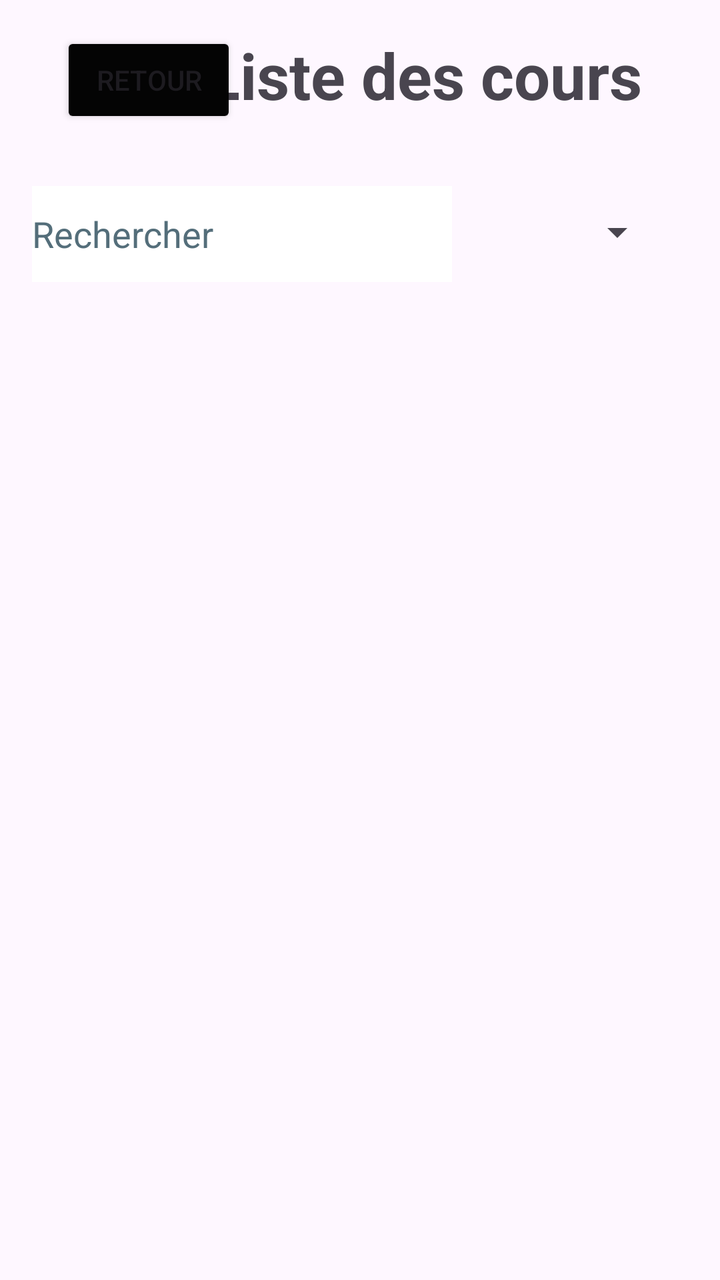
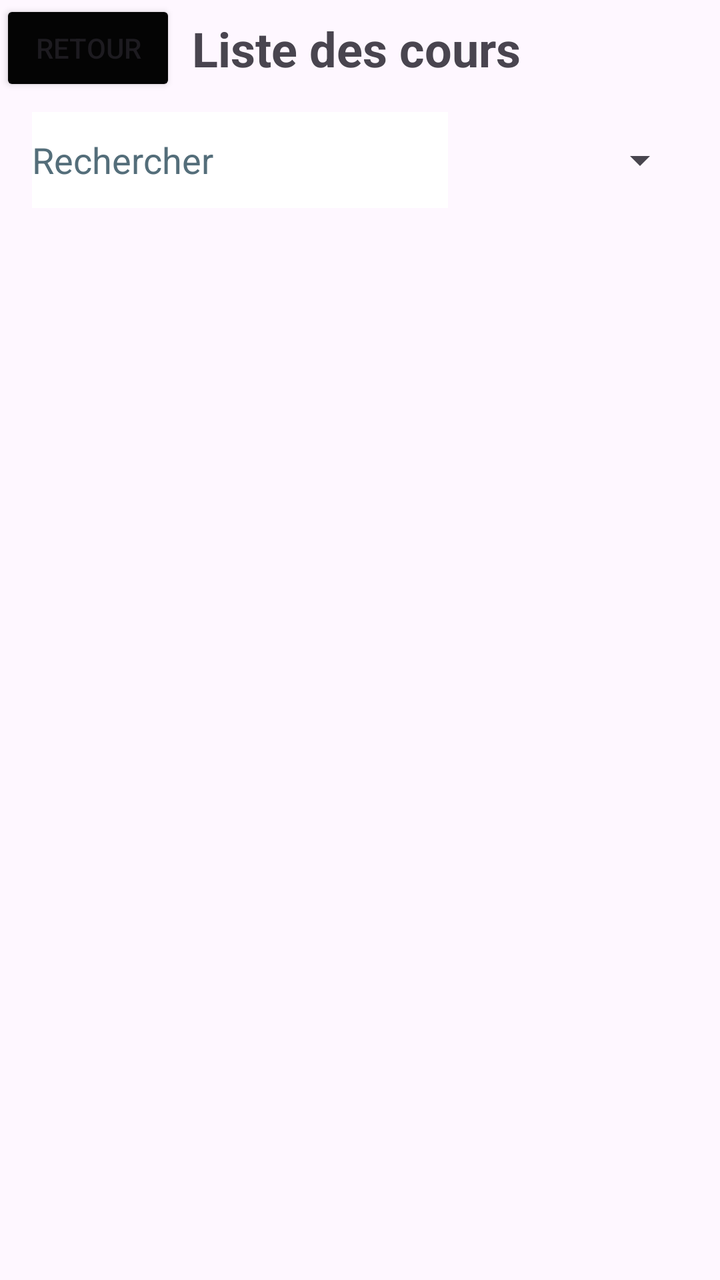

Before-and-after screenshots of an Android layout around one commit, followed by the original layout XML and the change that was made.
<!-- AndroidManifest.xml: application theme Theme.MiniMoodle -->
<!-- res/layout/activity_liste_des_cours.xml -->
<?xml version="1.0" encoding="utf-8"?>
<androidx.constraintlayout.widget.ConstraintLayout xmlns:android="http://schemas.android.com/apk/res/android"
    xmlns:app="http://schemas.android.com/apk/res-auto"
    xmlns:tools="http://schemas.android.com/tools"
    android:id="@+id/main"
    android:layout_width="match_parent"
    android:layout_height="match_parent"
    tools:context=".vue.ListeDesCours">

    <androidx.constraintlayout.widget.Guideline
        android:id="@+id/guideline27"
        android:layout_width="wrap_content"
        android:layout_height="wrap_content"
        android:orientation="horizontal"
        app:layout_constraintGuide_begin="74dp" />

    <TextView
        android:id="@+id/textView5"
        android:layout_width="wrap_content"
        android:layout_height="wrap_content"
        android:text="@string/liste_des_cours"
        android:textSize="32sp"
        android:textStyle="bold"
        app:layout_constraintBottom_toTopOf="@+id/guideline27"
        app:layout_constraintEnd_toEndOf="parent"
        app:layout_constraintHorizontal_bias="0.725"
        app:layout_constraintStart_toStartOf="parent"
        app:layout_constraintTop_toTopOf="parent"
        app:layout_constraintVertical_bias="0.516" />

    <androidx.constraintlayout.widget.Guideline
        android:id="@+id/guideline28"
        android:layout_width="wrap_content"
        android:layout_height="wrap_content"
        android:orientation="vertical"
        app:layout_constraintGuide_begin="16dp" />

    <androidx.constraintlayout.widget.Guideline
        android:id="@+id/guideline29"
        android:layout_width="wrap_content"
        android:layout_height="wrap_content"
        android:orientation="vertical"
        app:layout_constraintGuide_end="16dp" />

    <Button
        android:id="@+id/btnListeRetour"
        android:layout_width="wrap_content"
        android:layout_height="wrap_content"
        android:backgroundTint="#040404"
        android:text="@string/retour"
        app:layout_constraintBottom_toTopOf="@+id/guideline27"
        app:layout_constraintEnd_toStartOf="@+id/guideline33"
        app:layout_constraintHorizontal_bias="0.144"
        app:layout_constraintStart_toStartOf="@+id/guideline28"
        app:layout_constraintTop_toTopOf="parent"
        app:layout_constraintVertical_bias="0.615" />

    <EditText
        android:id="@+id/editTextText"
        android:layout_width="wrap_content"
        android:layout_height="wrap_content"
        android:autofillHints=""
        android:background="@color/white"
        android:ems="10"
        android:hint="@string/rechercher"
        android:inputType="text"
        android:minHeight="48dp"
        android:textColorHint="#546E7A"
        app:layout_constraintBottom_toTopOf="@+id/guideline32"
        app:layout_constraintEnd_toStartOf="@+id/guideline29"
        app:layout_constraintHorizontal_bias="0.0"
        app:layout_constraintStart_toStartOf="@+id/guideline28"
        app:layout_constraintTop_toTopOf="@+id/guideline27"
        app:layout_constraintVertical_bias="0.527" />

    <androidx.constraintlayout.widget.Guideline
        android:id="@+id/guideline32"
        android:layout_width="wrap_content"
        android:layout_height="wrap_content"
        android:orientation="horizontal"
        app:layout_constraintGuide_begin="158dp" />

    <Spinner
        android:id="@+id/spinner"
        android:layout_width="118dp"
        android:layout_height="48dp"
        app:layout_constraintBottom_toTopOf="@+id/guideline32"
        app:layout_constraintEnd_toStartOf="@+id/guideline29"
        app:layout_constraintStart_toStartOf="@+id/guideline33"
        app:layout_constraintTop_toTopOf="@+id/guideline27" />

    <androidx.constraintlayout.widget.Guideline
        android:id="@+id/guideline33"
        android:layout_width="wrap_content"
        android:layout_height="wrap_content"
        android:orientation="vertical"
        app:layout_constraintGuide_begin="203dp" />

    <androidx.recyclerview.widget.RecyclerView
        android:id="@+id/rvListeCours"
        android:layout_width="0dp"
        android:layout_height="0dp"
        app:layout_constraintBottom_toBottomOf="parent"
        app:layout_constraintEnd_toStartOf="@+id/guideline29"
        app:layout_constraintStart_toStartOf="@+id/guideline28"
        app:layout_constraintTop_toTopOf="@+id/guideline32" />
</androidx.constraintlayout.widget.ConstraintLayout>
<!-- resources referenced by this layout -->
<resources>
  <color name="white">#FFFFFFFF</color>
  <string name="liste_des_cours">Liste des cours</string>
  <string name="rechercher">Rechercher</string>
  <string name="retour">Retour</string>
  <style name="Theme.MiniMoodle" parent="Base.Theme.MiniMoodle" />
  <style name="Base.Theme.MiniMoodle" parent="Theme.Material3.DayNight.NoActionBar">
          
          
      </style>
</resources>

<!-- the commit's change to res/layout/activity_liste_des_cours.xml (unified diff, before → after) -->
@@ -7,101 +7,64 @@
     android:layout_height="match_parent"
     tools:context=".vue.ListeDesCours">
 
-    <androidx.constraintlayout.widget.Guideline
-        android:id="@+id/guideline27"
-        android:layout_width="wrap_content"
-        android:layout_height="wrap_content"
-        android:orientation="horizontal"
-        app:layout_constraintGuide_begin="74dp" />
-
-    <TextView
-        android:id="@+id/textView5"
-        android:layout_width="wrap_content"
-        android:layout_height="wrap_content"
-        android:text="@string/liste_des_cours"
-        android:textSize="32sp"
-        android:textStyle="bold"
-        app:layout_constraintBottom_toTopOf="@+id/guideline27"
-        app:layout_constraintEnd_toEndOf="parent"
-        app:layout_constraintHorizontal_bias="0.725"
-        app:layout_constraintStart_toStartOf="parent"
-        app:layout_constraintTop_toTopOf="parent"
-        app:layout_constraintVertical_bias="0.516" />
-
-    <androidx.constraintlayout.widget.Guideline
-        android:id="@+id/guideline28"
-        android:layout_width="wrap_content"
-        android:layout_height="wrap_content"
-        android:orientation="vertical"
-        app:layout_constraintGuide_begin="16dp" />
-
-    <androidx.constraintlayout.widget.Guideline
-        android:id="@+id/guideline29"
-        android:layout_width="wrap_content"
-        android:layout_height="wrap_content"
-        android:orientation="vertical"
-        app:layout_constraintGuide_end="16dp" />
-
     <Button
         android:id="@+id/btnListeRetour"
         android:layout_width="wrap_content"
         android:layout_height="wrap_content"
         android:backgroundTint="#040404"
         android:text="@string/retour"
-        app:layout_constraintBottom_toTopOf="@+id/guideline27"
-        app:layout_constraintEnd_toStartOf="@+id/guideline33"
-        app:layout_constraintHorizontal_bias="0.144"
-        app:layout_constraintStart_toStartOf="@+id/guideline28"
-        app:layout_constraintTop_toTopOf="parent"
-        app:layout_constraintVertical_bias="0.615" />
+        app:layout_constraintStart_toStartOf="parent"
+        app:layout_constraintTop_toTopOf="parent" />
+
+    <TextView
+        android:id="@+id/textView5"
+        android:layout_width="0dp"
+        android:layout_height="wrap_content"
+        android:text="@string/liste_des_cours"
+        android:textSize="24sp"
+        android:textStyle="bold"
+        android:layout_marginStart="8dp"
+        android:layout_marginEnd="8dp"
+        android:maxLines="1"
+        android:ellipsize="end"
+        app:layout_constraintBottom_toBottomOf="@+id/btnListeRetour"
+        app:layout_constraintEnd_toEndOf="parent"
+        app:layout_constraintStart_toEndOf="@+id/btnListeRetour"
+        app:layout_constraintTop_toTopOf="@+id/btnListeRetour" />
 
     <EditText
         android:id="@+id/editTextText"
-        android:layout_width="wrap_content"
+        android:layout_width="0dp"
         android:layout_height="wrap_content"
         android:autofillHints=""
         android:background="@color/white"
-        android:ems="10"
         android:hint="@string/rechercher"
         android:inputType="text"
         android:minHeight="48dp"
         android:textColorHint="#546E7A"
-        app:layout_constraintBottom_toTopOf="@+id/guideline32"
-        app:layout_constraintEnd_toStartOf="@+id/guideline29"
-        app:layout_constraintHorizontal_bias="0.0"
-        app:layout_constraintStart_toStartOf="@+id/guideline28"
-        app:layout_constraintTop_toTopOf="@+id/guideline27"
-        app:layout_constraintVertical_bias="0.527" />
-
-    <androidx.constraintlayout.widget.Guideline
-        android:id="@+id/guideline32"
-        android:layout_width="wrap_content"
-        android:layout_height="wrap_content"
-        android:orientation="horizontal"
-        app:layout_constraintGuide_begin="158dp" />
+        android:layout_marginTop="8dp"
+        android:layout_marginStart="16dp"
+        app:layout_constraintEnd_toStartOf="@+id/spinner"
+        app:layout_constraintStart_toStartOf="parent"
+        app:layout_constraintTop_toBottomOf="@+id/btnListeRetour" />
 
     <Spinner
         android:id="@+id/spinner"
-        android:layout_width="118dp"
+        android:layout_width="120dp"
         android:layout_height="48dp"
-        app:layout_constraintBottom_toTopOf="@+id/guideline32"
-        app:layout_constraintEnd_toStartOf="@+id/guideline29"
-        app:layout_constraintStart_toStartOf="@+id/guideline33"
-        app:layout_constraintTop_toTopOf="@+id/guideline27" />
-
-    <androidx.constraintlayout.widget.Guideline
-        android:id="@+id/guideline33"
-        android:layout_width="wrap_content"
-        android:layout_height="wrap_content"
-        android:orientation="vertical"
-        app:layout_constraintGuide_begin="203dp" />
+        android:layout_marginEnd="16dp"
+        android:layout_marginTop="8dp"
+        app:layout_constraintEnd_toEndOf="parent"
+        app:layout_constraintTop_toBottomOf="@+id/btnListeRetour" />
 
     <androidx.recyclerview.widget.RecyclerView
         android:id="@+id/rvListeCours"
         android:layout_width="0dp"
         android:layout_height="0dp"
+        android:layout_marginTop="4dp"
         app:layout_constraintBottom_toBottomOf="parent"
-        app:layout_constraintEnd_toStartOf="@+id/guideline29"
-        app:layout_constraintStart_toStartOf="@+id/guideline28"
-        app:layout_constraintTop_toTopOf="@+id/guideline32" />
+        app:layout_constraintEnd_toEndOf="parent"
+        app:layout_constraintStart_toStartOf="parent"
+        app:layout_constraintTop_toBottomOf="@+id/editTextText" />
+
 </androidx.constraintlayout.widget.ConstraintLayout>
